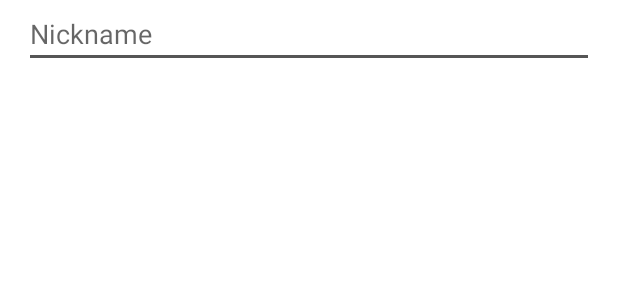
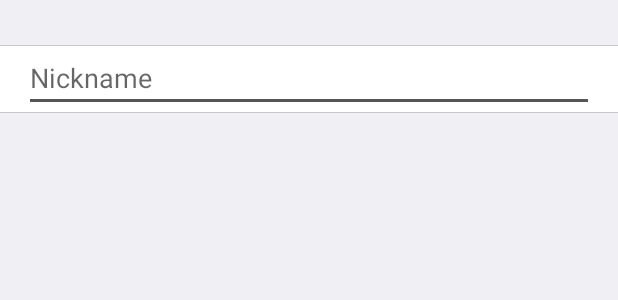
Before and after one commit to thepaypro/payproappAndroid, an Android app: the layout profile_edit.xml on its own in the app's theme, with its tools: preview values and no code run, on a phone screen of 412 x 824 dp. Shown: the top 300 px of the screen. Run offline under Robolectric (Android 15) with nearby library versions, the phone set to English and light mode, and no system bars.

Commit message:
Change edit nickname edittext

```diff
--- a/app/src/main/res/layout/profile_edit.xml
+++ b/app/src/main/res/layout/profile_edit.xml
@@ -9,13 +9,36 @@
     <RelativeLayout
         android:layout_width="match_parent"
         android:layout_height="match_parent"
+        android:background="@color/PayPro_Background"
+        app:layout_constraintLeft_toLeftOf="parent"
+        app:layout_constraintRight_toRightOf="parent">
+
+        <TableLayout
+            android:layout_width="match_parent"
+            android:layout_height="match_parent"
+            android:layout_marginTop="30dp">
+
+            <TableRow
+                android:layout_width="match_parent"
+                android:layout_height="match_parent"
+                android:background="@color/PayPro_Line"
+                android:minHeight="0.5dp" />
+
+            <TableRow
+                android:layout_width="match_parent"
+                android:layout_height="match_parent"
+                android:background="@color/ic_launcher_background">
+
+                <RelativeLayout
+                    android:layout_width="wrap_content"
+                    android:layout_height="44dp"
                     app:layout_constraintLeft_toLeftOf="parent"
                     app:layout_constraintRight_toRightOf="parent">
 
                     <EditText
                         android:id="@+id/inputNickname"
                         android:layout_width="match_parent"
-            android:layout_height="wrap_content"
+                        android:layout_height="match_parent"
                         android:layout_marginLeft="16dp"
                         android:layout_marginRight="16dp"
                         android:ems="10"
@@ -24,5 +47,16 @@
                         app:layout_constraintLeft_toLeftOf="parent"
                         tools:layout_editor_absoluteY="66dp" />
                 </RelativeLayout>
+            </TableRow>
+
+            <TableRow
+                android:layout_width="match_parent"
+                android:layout_height="match_parent"
+                android:background="@color/PayPro_Line"
+                android:minHeight="0.5dp" />
+
+        </TableLayout>
+
+    </RelativeLayout>
 
 </android.support.constraint.ConstraintLayout>
```
Lines whose indentation alone changed are shown as unchanged.
